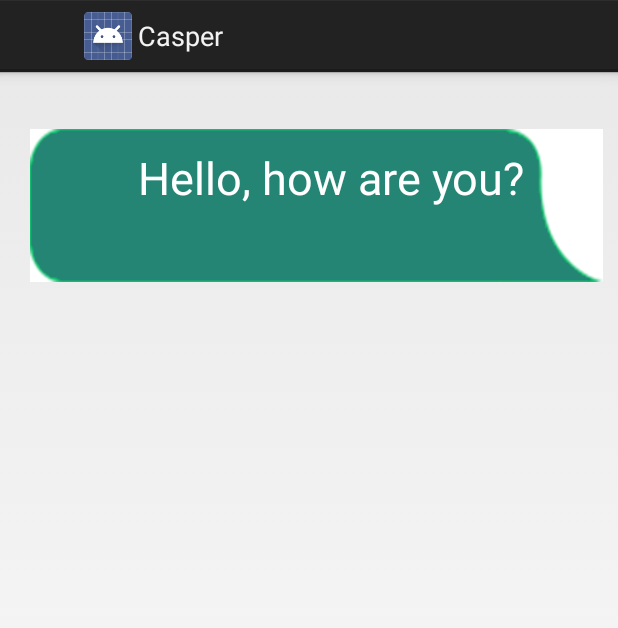
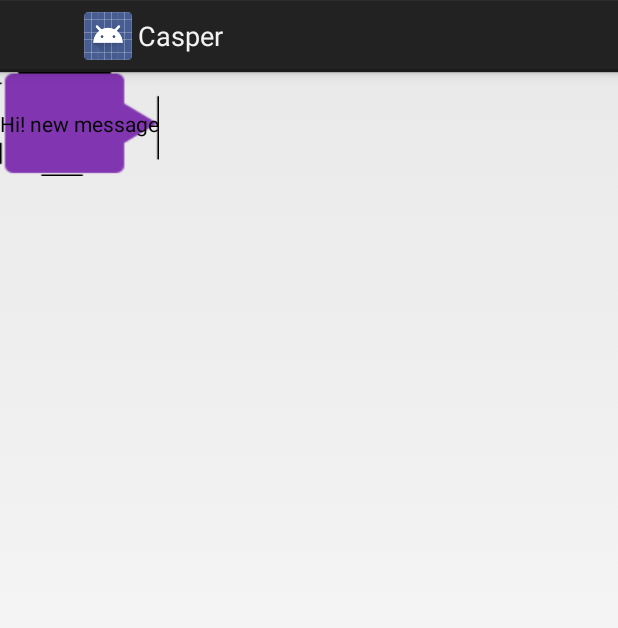
Before and after one commit to Reclarke78/Casper_SafeBoardMessenger, an Android app: the layout msg_right.xml on its own in the app's theme, with its tools: preview values and no code run, on a phone screen of 412 x 824 dp. Shown: the top 628 px of the screen. Run offline under Robolectric (Android 15) with nearby library versions, the phone set to English and light mode, and no system bars.

Commit message:
new chat

```diff
--- a/app/src/main/res/layout/msg_right.xml
+++ b/app/src/main/res/layout/msg_right.xml
@@ -1,58 +1,23 @@
 <?xml version="1.0" encoding="utf-8"?>
+<LinearLayout xmlns:android="http://schemas.android.com/apk/res/android"
+    android:id="@+id/bubble_layout_parent"
+    android:layout_width="wrap_content"
+    android:layout_height="wrap_content" >
 
-<RelativeLayout xmlns:android="http://schemas.android.com/apk/res/android"
-    android:layout_width="match_parent"
-    android:layout_height="wrap_content"
-    android:padding="10dp">
+    <LinearLayout
+        android:id="@+id/bubble_layout"
+        android:layout_width="wrap_content"
+        android:layout_height="wrap_content"
+        android:background="@drawable/purple_bubble">
 
-    <RelativeLayout android:layout_width="fill_parent" android:layout_height="fill_parent"
-        android:layout_marginLeft="10dp">
         <TextView
-            android:id="@+id/txtSender"
+            android:id="@+id/message_text"
             android:layout_width="wrap_content"
             android:layout_height="wrap_content"
-            android:layout_alignParentTop="true"
-            android:text=""
-            android:textSize="16sp"
-            android:singleLine="true"
-            android:layout_alignParentRight="true"
-            android:paddingRight="10dp"
-            android:paddingBottom="6dp"
-            android:textColor="@android:color/black" android:textStyle="bold"/>
+            android:maxEms="12"
+            android:layout_gravity="center"
+            android:text="Hi! new message"
+            android:textColor="@android:color/primary_text_light" />
+    </LinearLayout>
 
-        <TextView
-            android:id="@+id/txtDate"
-            android:layout_alignParentLeft="true"
-            android:textColor="@color/main_color_green"
-            android:layout_width="wrap_content"
-            android:layout_height="wrap_content"
-            android:paddingLeft="2dp"
-            android:paddingBottom="6dp"
-            android:textSize="12sp"
-            android:text=""
-            android:layout_alignBottom="@+id/txtSender"
-            />
-
-        <RelativeLayout
-            android:layout_width="match_parent"
-            android:layout_height="wrap_content"
-            android:layout_below="@+id/txtSender"
-            android:layout_alignParentRight="true"
-            android:padding="12dp"
-            android:background="@drawable/chat_bubble_green"
-            >
-
-            <TextView
-                android:id="@+id/txtMessage"
-                android:paddingRight="40dp"
-                android:layout_width="wrap_content"
-                android:layout_height="wrap_content"
-                android:layout_alignParentRight="true"
-                android:textColor="@android:color/white"
-                android:textSize="30sp"
-                android:text="Hello, how are you?"
-                />
-
-        </RelativeLayout>
-    </RelativeLayout>
-</RelativeLayout>
+</LinearLayout>
```
Also changed, not shown: app/src/main/java/ru/olgathebest/casper/MessageAdapter.java (added, +83 -0 lines), app/src/main/java/ru/olgathebest/casper/MessagingActivity.java (+9 -12 lines), app/src/main/java/ru/olgathebest/casper/MessengerNDK.java (+4 -3 lines), app/src/main/res/layout/messaging.xml (+0 -9 lines), app/src/main/res/layout/msg_left.xml (+4 -4 lines), app/src/main/res/drawable/grey_bubble.png (added), app/src/main/res/drawable/purple_bubble.png (added).
